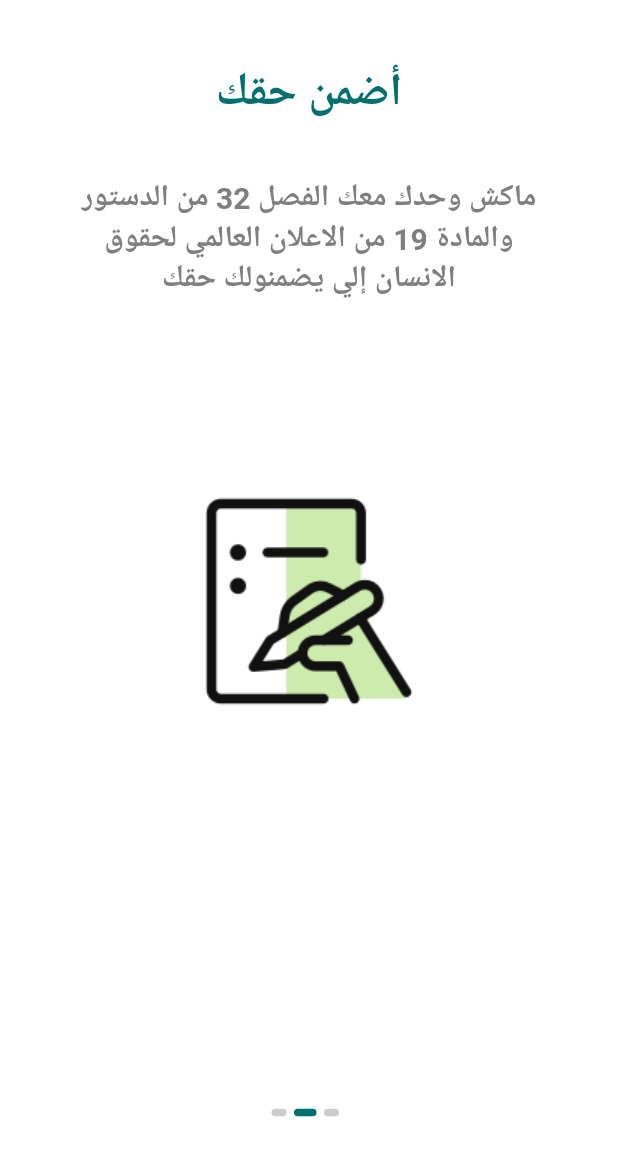
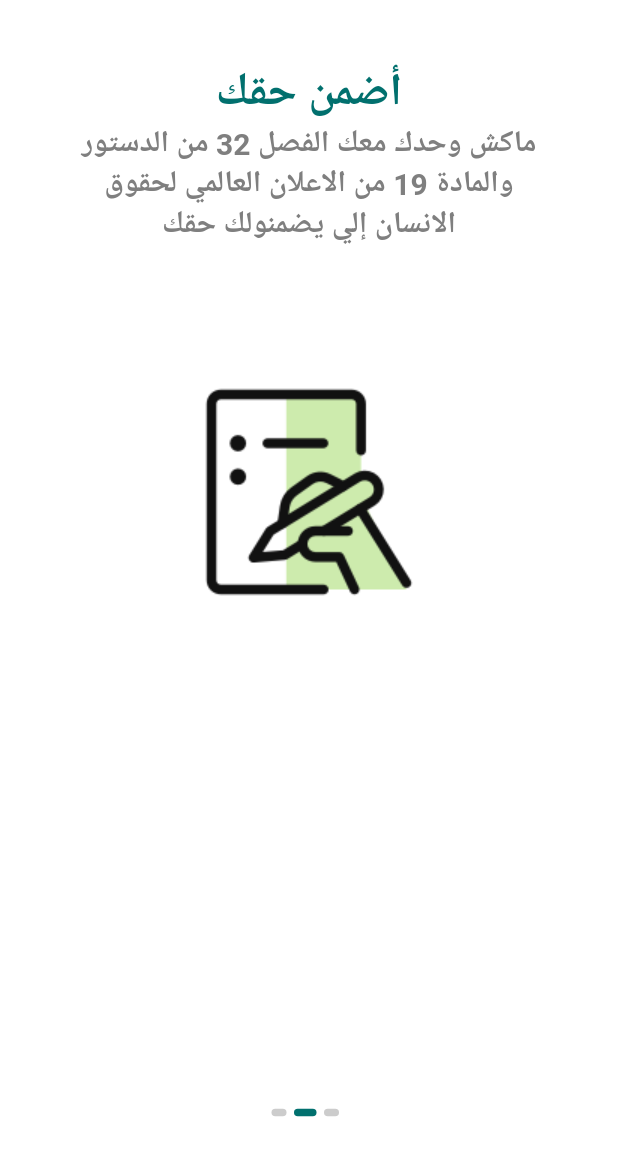
Before and after one commit to BrahimTuijine/nsaqseek, a Flutter app: the screen it shows after launch, swiped to page 2, on a phone screen of 412 x 824 dp. Shown: the top 1156 px of the screen. Run offline on Flutter 3.47's test engine with Material 2 defaults, Android fonts, the phone set to English and light mode, and no system bars; our stand-ins replace bottom_navy_bar, firebase_core, firebase_messaging, get, shared_preferences; accounts and stored records are empty.

```diff
--- a/lib/app/modules/splash/views/splash_view.dart
+++ b/lib/app/modules/splash/views/splash_view.dart
@@ -24,7 +24,6 @@ class SplashView extends GetView<SplashController> {
                 return Padding(
                   padding: EdgeInsets.all(Get.height * .1 / 2),
                   child: Column(
-                    mainAxisAlignment: MainAxisAlignment.spaceBetween,
                     children: [
                       Text(
                         onBoarding[i].title.toString(),
```
Also changed, not shown: 2 other files.
